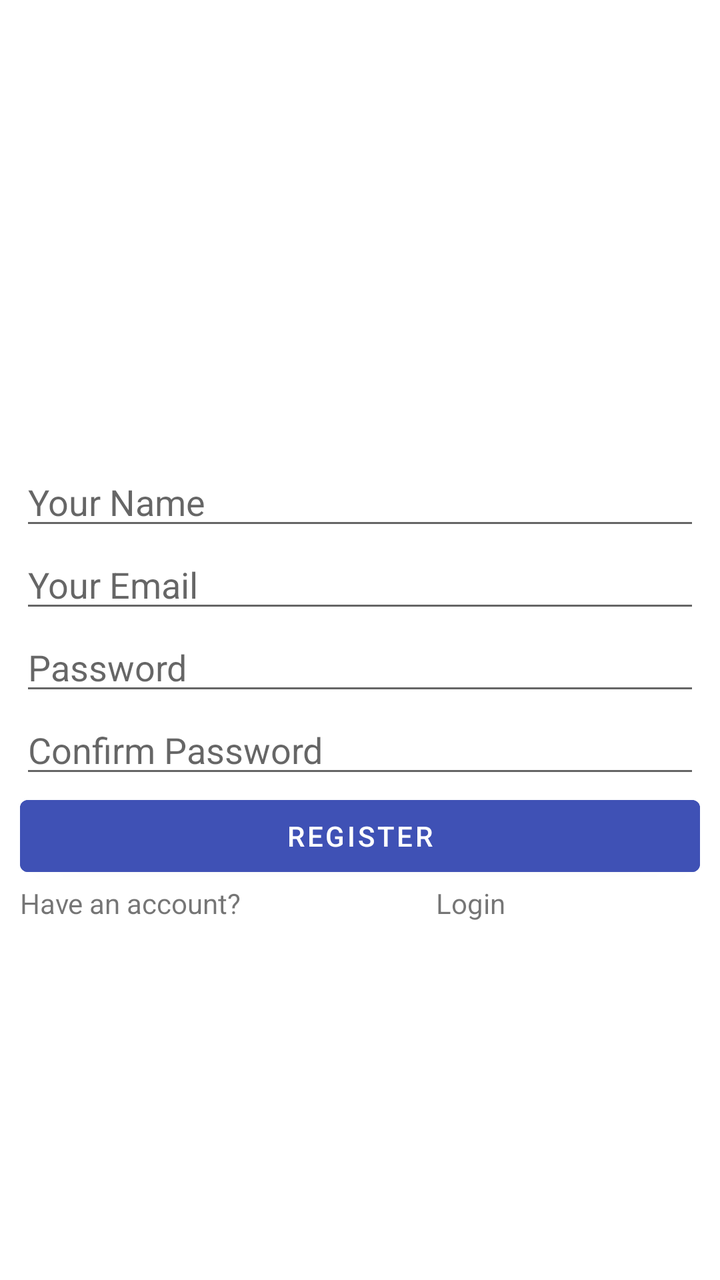
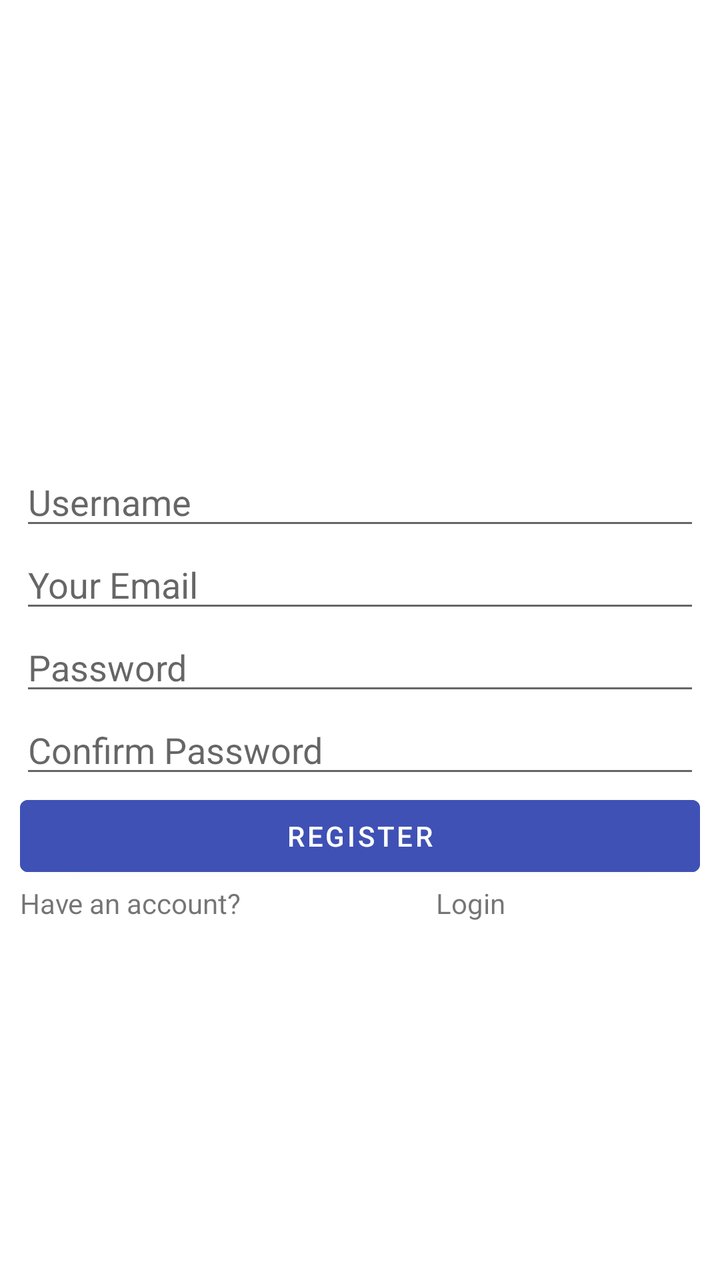

The first picture is an Android layout as it rendered before a commit; the second is the same layout after the commit. The layout source and the unified diff follow.
<!-- AndroidManifest.xml: application theme Theme.LostandFoundCommunity -->
<!-- res/layout/activity_register.xml -->
<?xml version="1.0" encoding="utf-8"?>
<androidx.constraintlayout.widget.ConstraintLayout
    xmlns:android="http://schemas.android.com/apk/res/android"
    xmlns:app="http://schemas.android.com/apk/res-auto"
    xmlns:tools="http://schemas.android.com/tools"
    android:id="@+id/main"
    android:layout_width="match_parent"
    android:layout_height="match_parent"
    tools:context=".RegisterActivity">

    <LinearLayout
        android:layout_width="match_parent"
        android:layout_height="match_parent"
        android:orientation="vertical"
        android:gravity="center"
        android:padding="10dp">

        <EditText
            android:id="@+id/name"
            android:layout_width="match_parent"
            android:layout_height="wrap_content"
            android:ems="10"
            android:layout_marginTop="50dp"
            android:hint="Your Name"
            android:inputType="text" />

        <EditText
            android:id="@+id/email"
            android:layout_width="match_parent"
            android:layout_height="wrap_content"
            android:ems="10"
            android:hint="Your Email"
            android:inputType="textEmailAddress" />

        <EditText
            android:id="@+id/Password"
            android:layout_width="match_parent"
            android:layout_height="wrap_content"
            android:ems="10"
            android:hint="Password"
            android:inputType="textPassword" />

        <EditText
            android:id="@+id/confirmPassword"
            android:layout_width="match_parent"
            android:layout_height="wrap_content"
            android:ems="10"
            android:hint="Confirm Password"
            android:inputType="textPassword" />

        <Button
            android:id="@+id/register"
            android:layout_width="match_parent"
            android:layout_height="wrap_content"
            android:text="Register"
            android:backgroundTint="#3F51B5" />

        <LinearLayout
            android:layout_width="match_parent"
            android:layout_height="wrap_content"
            android:orientation="horizontal">

            <TextView
                android:id="@+id/textView3"
                android:layout_width="wrap_content"
                android:layout_height="wrap_content"
                android:layout_weight="1"
                android:text="Have an account?" />

            <TextView
                android:id="@+id/Login"
                android:layout_width="wrap_content"
                android:layout_height="wrap_content"
                android:layout_weight="1"
                android:text="Login"
                android:onClick="loginUser" />

        </LinearLayout>

    </LinearLayout>

</androidx.constraintlayout.widget.ConstraintLayout>
<!-- resources referenced by this layout -->
<resources>
  <style name="Theme.LostandFoundCommunity" parent="Theme.MaterialComponents.DayNight.NoActionBar" />
</resources>

<!-- the commit's change to res/layout/activity_register.xml (unified diff, before → after) -->
@@ -21,7 +21,7 @@
             android:layout_height="wrap_content"
             android:ems="10"
             android:layout_marginTop="50dp"
-            android:hint="Your Name"
+            android:hint="Username"
             android:inputType="text" />
 
         <EditText
